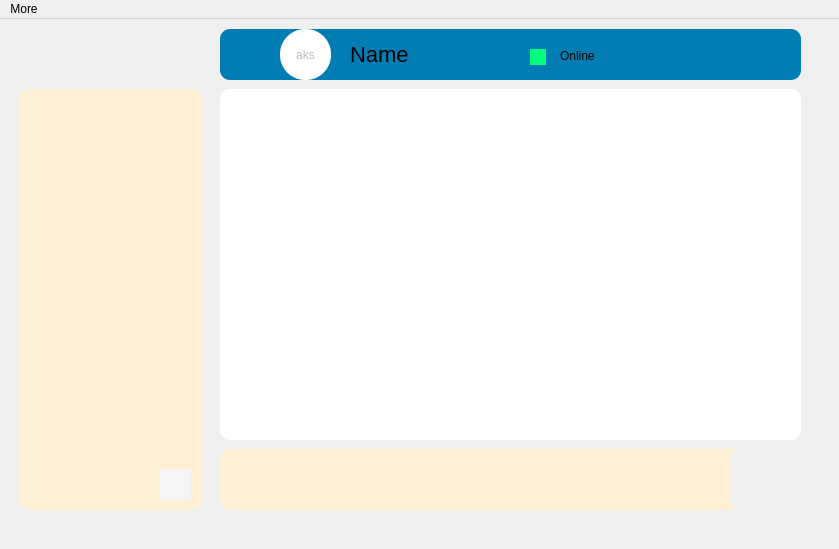
AP-projects-4001/jan-ghahve, file client/mainwindow.ui: the form before one commit.
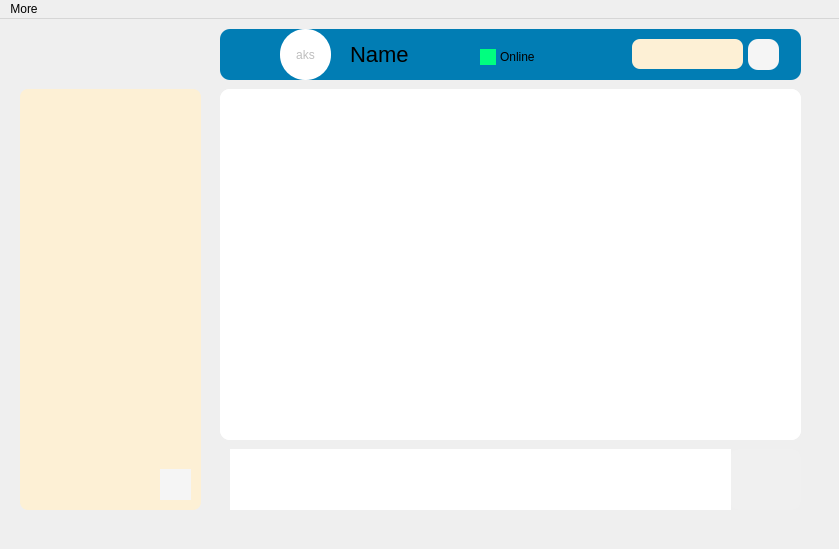
The form after the commit. Icons and pictures are not drawn.

The edit to the form file:
```diff
--- a/client/mainwindow.ui
+++ b/client/mainwindow.ui
@@ -37,29 +37,6 @@
     <property name="title">
      <string/>
     </property>
-    <widget class="QPlainTextEdit" name="ted_message">
-     <property name="geometry">
-      <rect>
-       <x>0</x>
-       <y>0</y>
-       <width>531</width>
-       <height>61</height>
-      </rect>
-     </property>
-     <property name="styleSheet">
-      <string notr="true">border: hide; 
-border-radius:10px; 
-background-color:rgb(240, 240, 240);
-font-size:19px;
-background-color:rgb(253, 240, 213);
-
-
-</string>
-     </property>
-     <property name="readOnly">
-      <bool>true</bool>
-     </property>
-    </widget>
     <widget class="QGroupBox" name="groupBox_5">
      <property name="geometry">
       <rect>
@@ -114,6 +91,16 @@
       </property>
      </widget>
     </widget>
+    <widget class="QLineEdit" name="ted_message">
+     <property name="geometry">
+      <rect>
+       <x>10</x>
+       <y>0</y>
+       <width>501</width>
+       <height>61</height>
+      </rect>
+     </property>
+    </widget>
    </widget>
    <widget class="QGroupBox" name="groupBox_4">
     <property name="geometry">
@@ -178,8 +165,8 @@
     <widget class="QLabel" name="lbl_status">
      <property name="geometry">
       <rect>
-       <x>340</x>
-       <y>19</y>
+       <x>280</x>
+       <y>20</y>
        <width>63</width>
        <height>16</height>
       </rect>
@@ -194,7 +181,7 @@
     <widget class="QPushButton" name="pbn_status">
      <property name="geometry">
       <rect>
-       <x>310</x>
+       <x>260</x>
        <y>20</y>
        <width>16</width>
        <height>16</height>
@@ -202,12 +189,46 @@
      </property>
      <property name="styleSheet">
       <string notr="true">background-color:rgb(0, 255, 127);
-border-radius:100%;</string>
+border-radius: 25px;</string>
      </property>
      <property name="text">
       <string/>
      </property>
     </widget>
+    <widget class="QPushButton" name="pbn_search_2">
+     <property name="geometry">
+      <rect>
+       <x>528</x>
+       <y>10</y>
+       <width>31</width>
+       <height>31</height>
+      </rect>
+     </property>
+     <property name="styleSheet">
+      <string notr="true">background-color:rgb(245, 245, 245);</string>
+     </property>
+     <property name="text">
+      <string/>
+     </property>
+    </widget>
+    <widget class="QLineEdit" name="led_search">
+     <property name="enabled">
+      <bool>true</bool>
+     </property>
+     <property name="geometry">
+      <rect>
+       <x>412</x>
+       <y>10</y>
+       <width>111</width>
+       <height>30</height>
+      </rect>
+     </property>
+     <property name="styleSheet">
+      <string notr="true">border-radius:8px;
+background-color:rgb(253, 240, 213);
+border:hide;</string>
+     </property>
+    </widget>
    </widget>
    <widget class="QGroupBox" name="groupBox_3">
     <property name="geometry">
```
